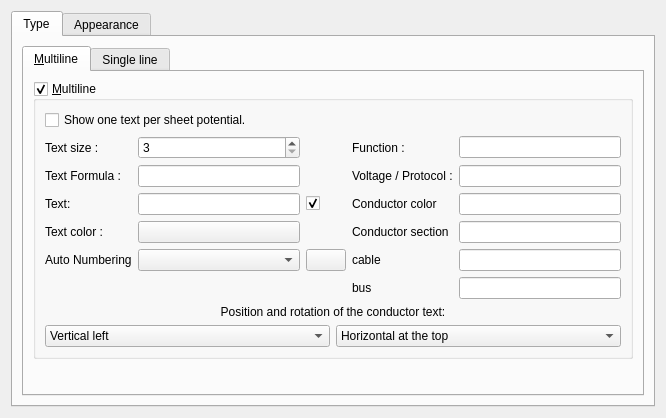
First picture: the form in sources/ui/conductorpropertieswidget.ui, repository qelectrotech/qelectrotech-source-mirror, before the edit.
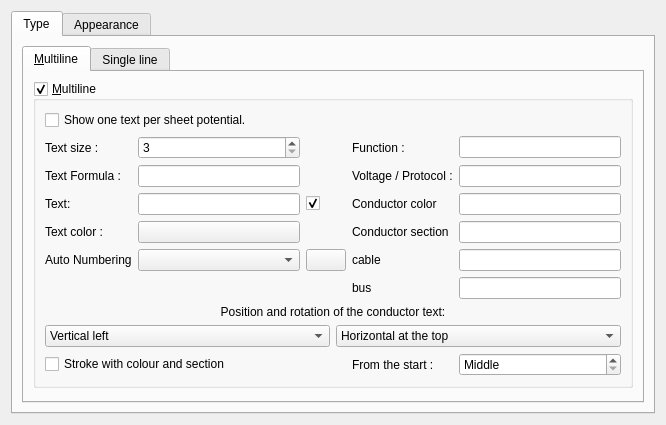
Second picture: the form after the edit. Icons and pictures are not drawn. Custom widgets are drawn as their Qt base class.

Commit message: Conductors: colour and section at a slanted stroke across the wire

```diff
--- a/sources/ui/conductorpropertieswidget.ui
+++ b/sources/ui/conductorpropertieswidget.ui
@@ -162,6 +162,48 @@
                 </property>
                </widget>
               </item>
+              <item row="9" column="0" colspan="3">
+               <widget class="QCheckBox" name="m_definition_mark_cb">
+                <property name="toolTip">
+                 <string>A slanted stroke across the conductor, with its colour above and its section below. Drag it along the conductor to move it.</string>
+                </property>
+                <property name="text">
+                 <string>Stroke with colour and section</string>
+                </property>
+               </widget>
+              </item>
+              <item row="9" column="3">
+               <widget class="QLabel" name="m_definition_mark_pos_label">
+                <property name="text">
+                 <string>From the start :</string>
+                </property>
+               </widget>
+              </item>
+              <item row="9" column="4">
+               <widget class="QSpinBox" name="m_definition_mark_pos_sb">
+                <property name="toolTip">
+                 <string>How far from the conductor's start the stroke stands. "Middle": the middle of its longest stretch.</string>
+                </property>
+                <property name="specialValueText">
+                 <string>Middle</string>
+                </property>
+                <property name="suffix">
+                 <string> px</string>
+                </property>
+                <property name="minimum">
+                 <number>-1</number>
+                </property>
+                <property name="maximum">
+                 <number>100000</number>
+                </property>
+                <property name="singleStep">
+                 <number>5</number>
+                </property>
+                <property name="value">
+                 <number>-1</number>
+                </property>
+               </widget>
+              </item>
               <item row="8" column="0" colspan="5">
                <layout class="QGridLayout" name="m_text_angle_gl">
                 <item row="1" column="0">
```
The commit also changes 11 other files.
